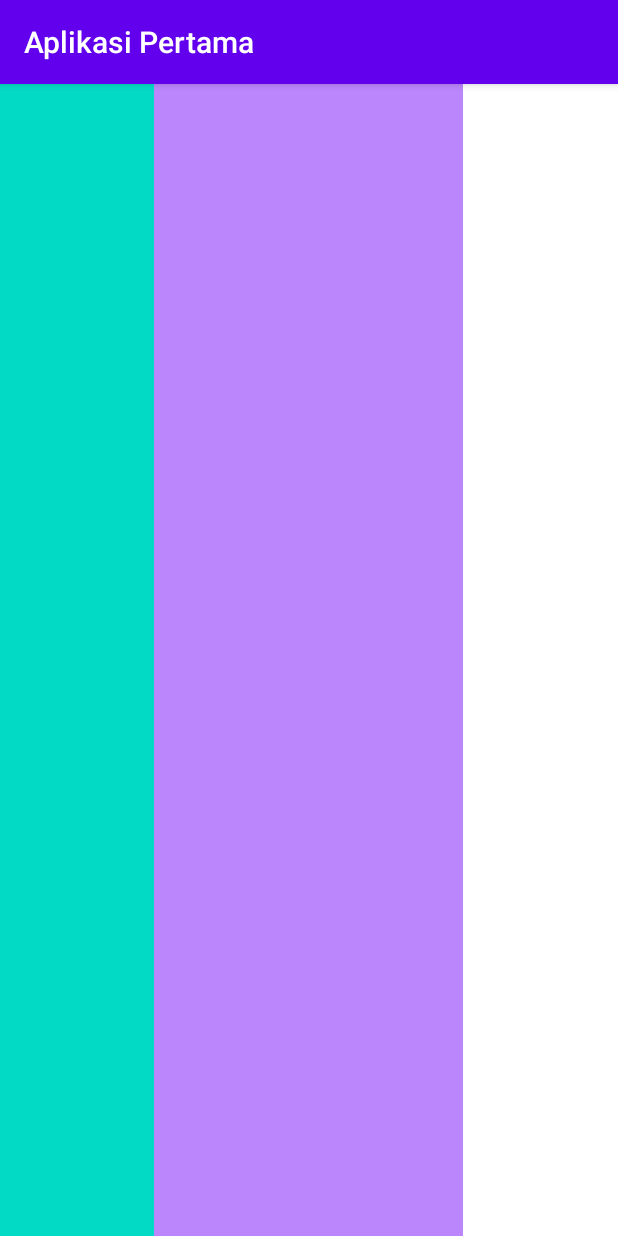
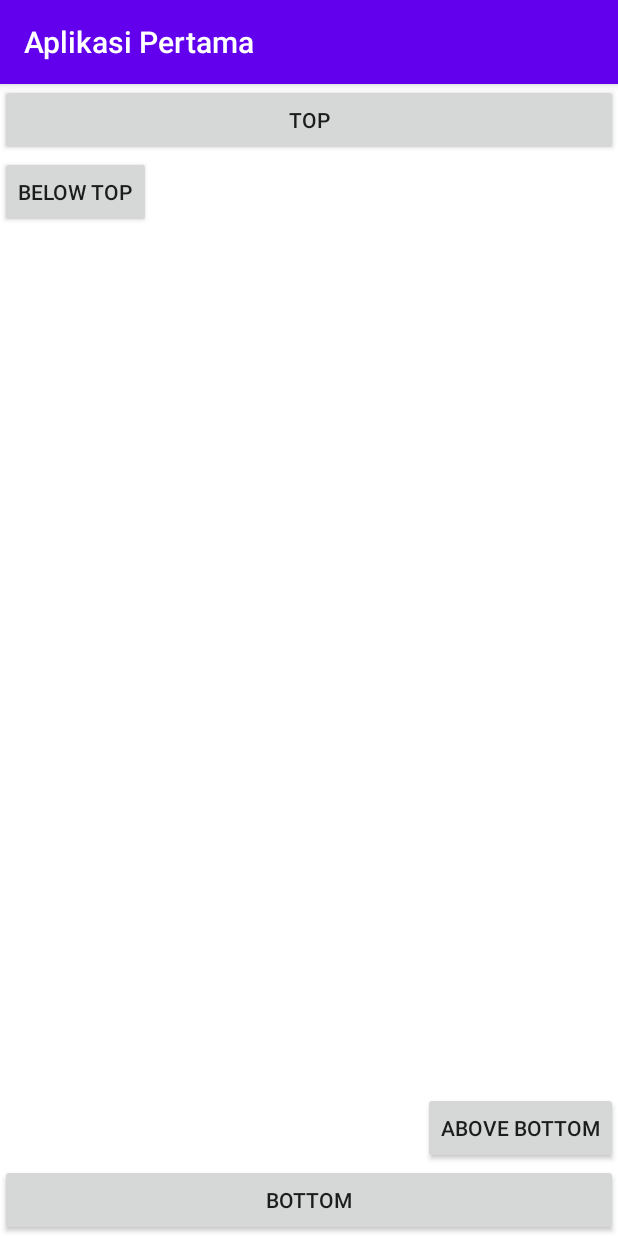
Before and after one commit to Tobias-Kusuma/AplikasiPertama, an Android app: the screen it shows after launch (MainActivity), on a phone screen of 412 x 824 dp. Run offline under Robolectric (Android 15) with nearby library versions, the phone set to English and light mode, and no system bars.

Commit message:
Mengganti menjadi RelativeLayout dengan 4 buah button

```diff
--- a/app/src/main/res/layout/activity_main.xml
+++ b/app/src/main/res/layout/activity_main.xml
@@ -1,25 +1,42 @@
 <?xml version="1.0" encoding="utf-8"?>
-<LinearLayout xmlns:android="http://schemas.android.com/apk/res/android"
+<RelativeLayout xmlns:android="http://schemas.android.com/apk/res/android"
     xmlns:app="http://schemas.android.com/apk/res-auto"
     xmlns:tools="http://schemas.android.com/tools"
     android:layout_width="match_parent"
     android:layout_height="match_parent"
+    android:background="@color/white"
     android:orientation="horizontal"
-    android:weightSum="2"
-    android:background="@color/white"
     tools:context=".MainActivity">
 
-    <LinearLayout
-        android:layout_width="0dp"
-        android:layout_height="match_parent"
-        android:layout_weight="0.5"
-        android:background="@color/teal_200">
-    </LinearLayout>
-    <LinearLayout
-        android:layout_width="0dp"
-        android:layout_height="match_parent"
-        android:layout_weight="1"
-        android:background="@color/purple_200">
-    </LinearLayout>
+    <Button
+        android:id="@+id/button"
+        android:layout_width="match_parent"
+        android:layout_height="wrap_content"
+        android:layout_alignParentStart="true"
+        android:layout_alignParentTop="true"
+        android:text="@string/first_button" />
 
-</LinearLayout>
+    <Button
+        android:id="@+id/button2"
+        android:layout_width="match_parent"
+        android:layout_height="wrap_content"
+        android:layout_alignParentStart="true"
+        android:layout_alignParentBottom="true"
+        android:text="@string/second_button" />
+
+    <Button
+        android:id="@+id/button3"
+        android:layout_width="wrap_content"
+        android:layout_height="wrap_content"
+        android:layout_below="@id/button"
+        android:layout_alignParentStart="true"
+        android:text="@string/third_button" />
+
+    <Button
+        android:id="@+id/button4"
+        android:layout_width="wrap_content"
+        android:layout_height="wrap_content"
+        android:layout_above="@id/button2"
+        android:layout_alignParentEnd="true"
+        android:text="@string/fourth_button" />
+</RelativeLayout>
--- a/app/src/main/res/values/strings.xml
+++ b/app/src/main/res/values/strings.xml
@@ -1,3 +1,8 @@
 <resources>
     <string name="app_name">Aplikasi Pertama</string>
+    <string name="welcome_text">Halo Developer</string>
+    <string name="first_button">TOP</string>
+    <string name="second_button">BOTTOM</string>
+    <string name="third_button">BELOW TOP</string>
+    <string name="fourth_button">ABOVE BOTTOM</string>
 </resources>
```
